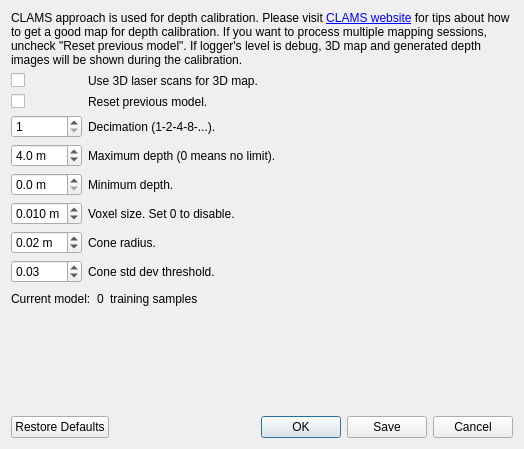
This is guilib/src/ui/depthCalibrationDialog.ui in introlab/rtabmap as Qt 5 draws it before an edit. The edited form follows.
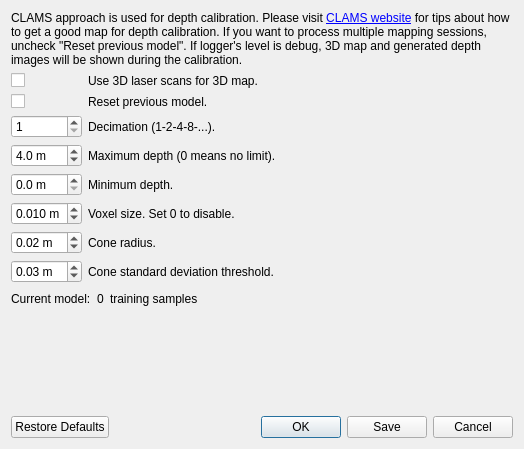
This is the edited form.

Commit message: PostProcessing, added some processEvents to see updates in progress dialog

```diff
--- a/guilib/src/ui/depthCalibrationDialog.ui
+++ b/guilib/src/ui/depthCalibrationDialog.ui
@@ -158,7 +158,7 @@
      <item row="8" column="1">
       <widget class="QLabel" name="label_voxel_3">
        <property name="text">
-        <string>Cone std dev threshold.</string>
+        <string>Cone standard deviation threshold.</string>
        </property>
        <property name="wordWrap">
         <bool>true</bool>
@@ -168,7 +168,7 @@
      <item row="8" column="0">
       <widget class="QDoubleSpinBox" name="doubleSpinBox_coneStdDevThresh">
        <property name="suffix">
-        <string/>
+        <string> m</string>
        </property>
        <property name="decimals">
         <number>2</number>
```
The commit also changes 1 other file.
